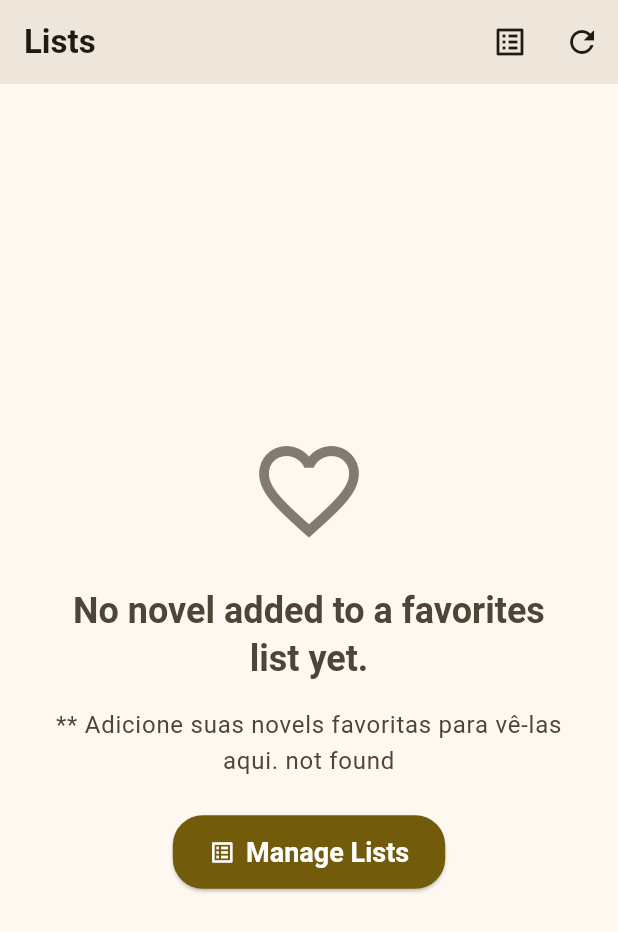
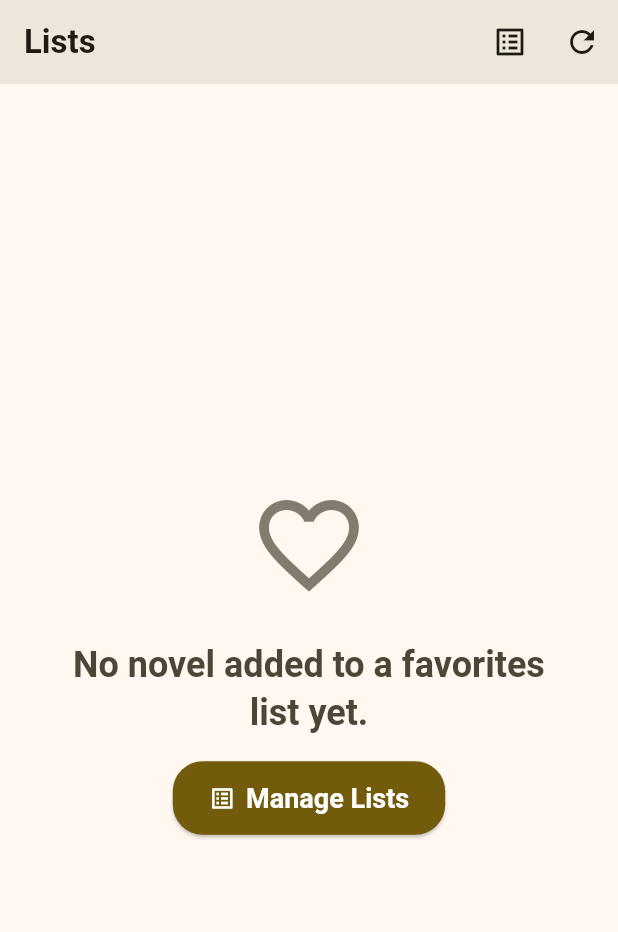
Before and after one commit to Luiz-eduardp/akashic_records, a Flutter app: the FavoritesScreen screen opened directly, on a phone screen of 412 x 824 dp. Shown: the top 932 px of the screen. Run offline on Flutter 3.47's test engine with Material 3 defaults, Android fonts, the phone set to English and light mode, and no system bars; our stand-ins replace battery_plus, cached_network_image, flutter_advanced_drawer, flutter_html, flutter_markdown, google_fonts and 8 more; missing offline and left inert: clarity_flutter, flutter_code_editor, highlight, traffic_stats, version; accounts and stored records are empty; network calls fail.

Commit message:
refactor(favorites): remove unnecessary padding
- Removed redundant padding in FavoritesScreen.
- Removed unused flutter_dotenv dependency.
- Added version dependency.

```diff
--- a/lib/screens/favorites/favorites_screen.dart
+++ b/lib/screens/favorites/favorites_screen.dart
@@ -402,20 +402,7 @@ class _FavoritesScreenState extends State<FavoritesScreen>
                             ),
                           ),
                           const SizedBox(height: 16),
-                          Padding(
-                            padding: const EdgeInsets.symmetric(
-                              horizontal: 30.0,
-                            ),
-                            child: Text(
-                              'Adicione suas novels favoritas para vê-las aqui.'
-                                  .translate,
-                              textAlign: TextAlign.center,
-                              style: theme.textTheme.bodyLarge!.copyWith(
-                                color: theme.colorScheme.onSurfaceVariant,
-                              ),
-                            ),
-                          ),
-                          const SizedBox(height: 24),
+
                           ElevatedButton.icon(
                             icon: const Icon(Icons.list_alt_outlined),
                             label: Text("Gerenciar Listas".translate),
--- a/pubspec.yaml
+++ b/pubspec.yaml
@@ -54,7 +54,7 @@ dependencies:
   wakelock_plus: ^1.3.2
   traffic_stats: ^0.0.2
   clarity_flutter: ^1.0.0
-  flutter_dotenv: ^5.1.0 # Adicionado para carregar variáveis de ambiente
+  version: ^3.0.2
 
 dev_dependencies:
   flutter_test:
```
Also changed, not shown: pubspec.lock.
